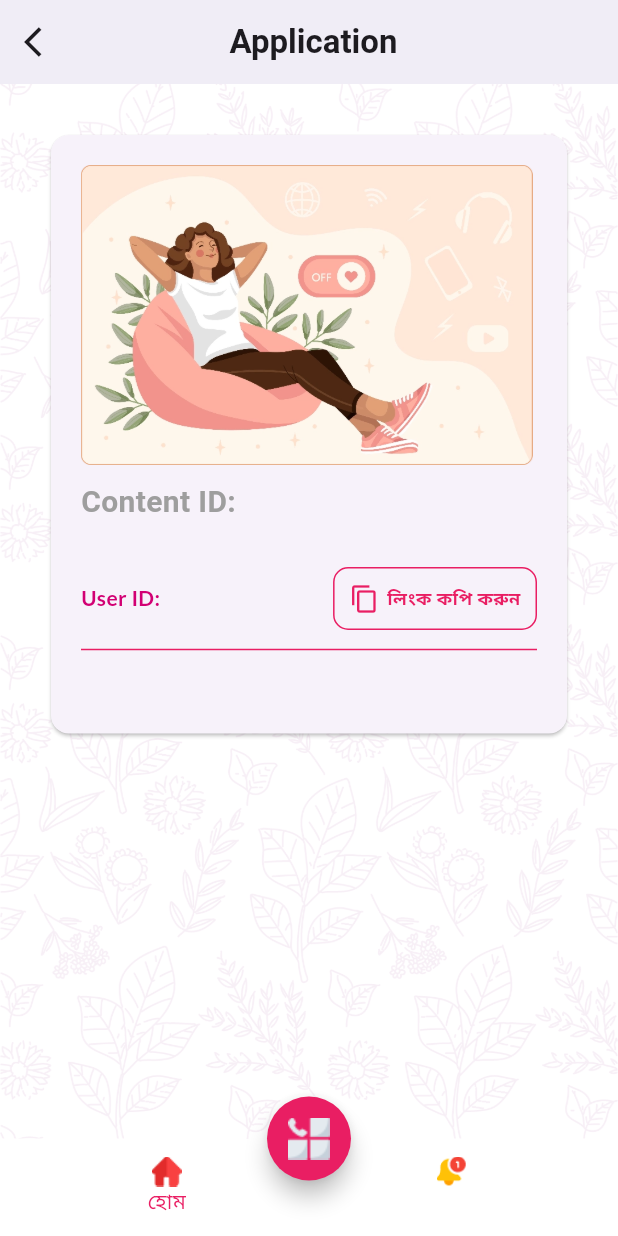
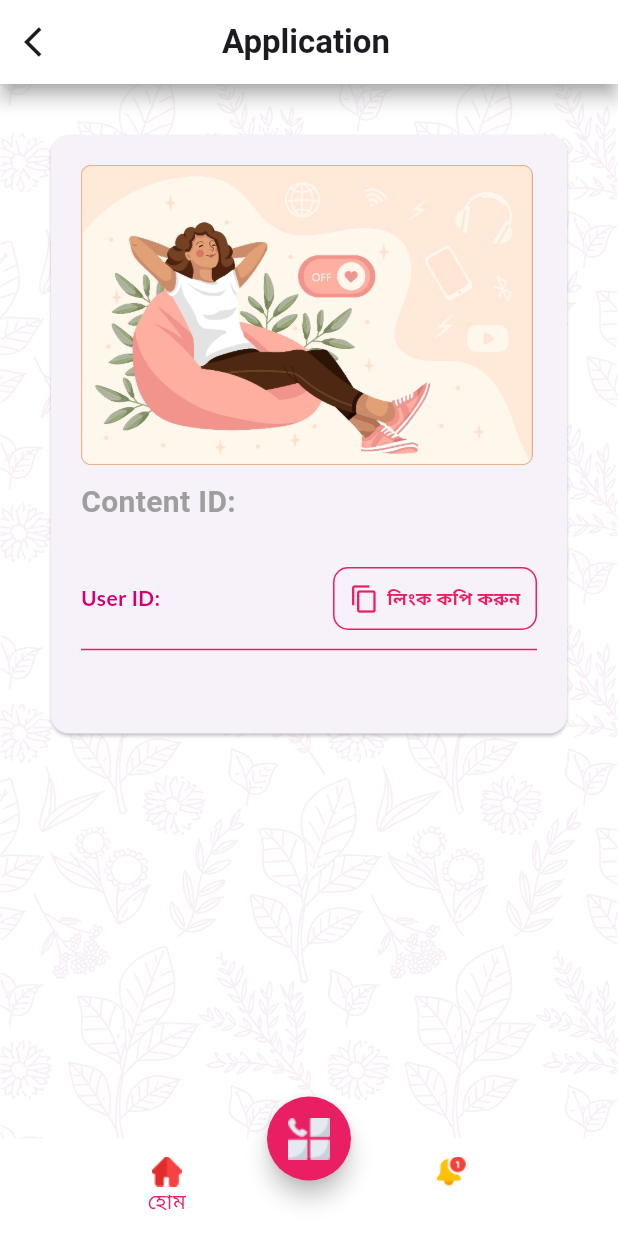
Before and after one commit to Mosh-Fatema-Koli/simple_app, a Flutter app: the BlogDetails screen opened directly with empty values, on a phone screen of 412 x 824 dp. Run offline on Flutter 3.47's test engine with Material 2 defaults, Android fonts, the phone set to English and light mode, and no system bars; our stand-ins replace get, google_fonts, hexcolor, lottie, sqflite; accounts and stored records are empty; network calls fail.

Commit message:
app bar color added

```diff
--- a/lib/src/view/screen/home/details.dart
+++ b/lib/src/view/screen/home/details.dart
@@ -168,7 +168,9 @@ class BlogDetails extends StatelessWidget {
       backgroundColor: Colors.white,
        appBar: AppBar(
     backgroundColor: Colors.white,
-    elevation: 5,
+         surfaceTintColor: Colors.white,
+         elevation: 5,
+         shadowColor: Colors.grey,
     leading: IconButton(
       onPressed: () {
         Get.back();
@@ -184,7 +186,7 @@ class BlogDetails extends StatelessWidget {
     ),
     actions: [
       SizedBox(
-        width: 50,
+        width: 60,
       ),
     ],
   ),
--- a/lib/src/view/screen/main_page/nav_bar.dart
+++ b/lib/src/view/screen/main_page/nav_bar.dart
@@ -40,7 +40,7 @@ class _BottomNavBarState extends State<BottomNavBar> {
             )),
         actions: [
           SizedBox(
-            width: 50,
+            width: 60,
           ),
         ],
       ),
```
